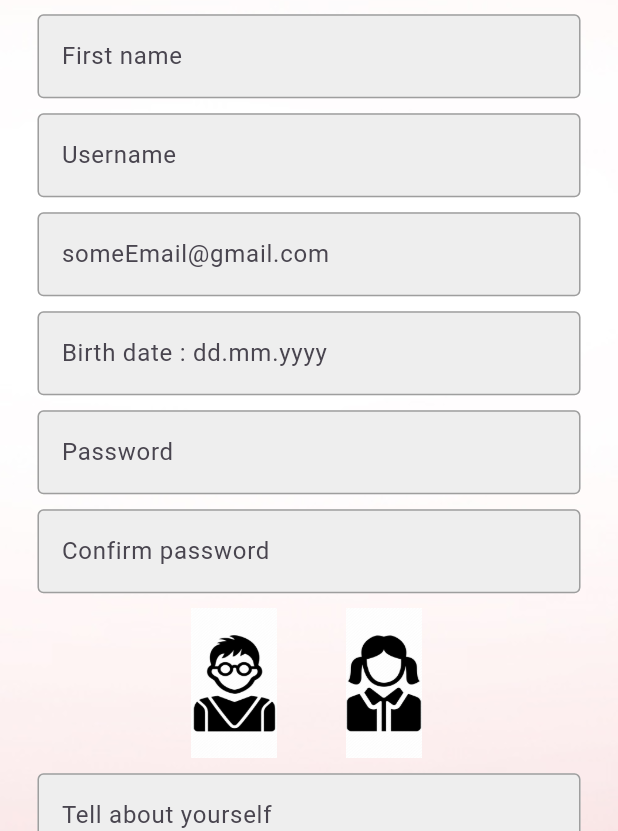
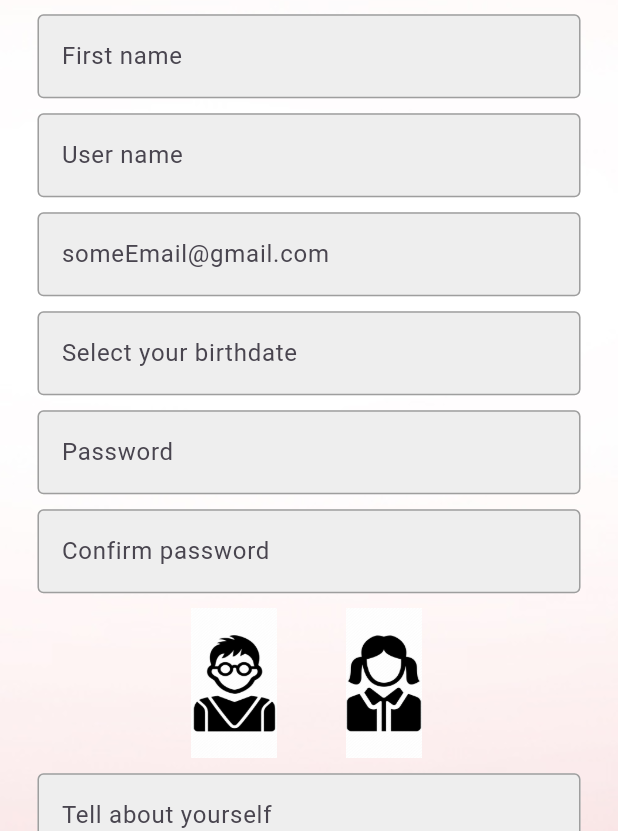
Before and after one commit to eleborrr/BeaverTinder, a Flutter app: the RegisterPage screen opened directly, on a phone screen of 412 x 824 dp, the part 405-1236 px from its top. Run offline on Flutter 3.47's test engine with Material 3 defaults, Android fonts, the light colour scheme and no system bars; drawn by our look-alikes of datetime_picker_formfield; our stand-ins replace flutter_bloc, get_it, graphql_flutter.

Commit message:
register page add component to choose birthdate

```diff
--- a/mobile/lib/pages/register_page.dart
+++ b/mobile/lib/pages/register_page.dart
@@ -1,32 +1,58 @@
+import 'package:datetime_picker_formfield/datetime_picker_formfield.dart';
 import 'package:flutter/material.dart';
 import 'package:mobile/dto/register/register_request_dto.dart';
 import 'package:mobile/main.dart';
 import 'package:mobile/services/auth_service.dart';
+import 'package:flutter/material.dart';
+import 'package:intl/intl.dart';
 
 import '../Components/shared/beaver_button.dart';
 import '../Components/shared/beaver_textfield.dart';
 
-class RegisterPage extends StatelessWidget {
+class RegisterPage extends StatefulWidget {
+  RegisterPage({super.key});
+
+  @override
+  State<RegisterPage> createState() => _RegisterPageState();
+}
+
+class _RegisterPageState extends State<RegisterPage> {
   final AuthServiceBase _authService = getit<AuthServiceBase>();
 
+  final format = DateFormat("dd-MM-yyyy");
+
   final lastnameController = TextEditingController();
+
   final firstnameController = TextEditingController();
+
   final usernameController = TextEditingController();
+
   final emailController = TextEditingController();
-  final birthdateController = TextEditingController();
+
+  DateTime? birthdate;
+
   final passwordController = TextEditingController();
+
   final cPasswordController = TextEditingController();
+
   final genderController = TextEditingController();
+
   final aboutController = TextEditingController();
+
   final geolocationController = TextEditingController();
+
   var selectedGender = "Male";
 
   void registerUser(BuildContext context) async {
+
+
+    if(birthdate == null)
+      return;
+    print(DateFormat("dd.MM.yyyy").format(birthdate!));
     final String lastname = lastnameController.text;
     final String firstname = firstnameController.text;
     final String username = usernameController.text;
     final String email = emailController.text;
-    final String birthdate = birthdateController.text;
     final String password = passwordController.text;
     final String cPassword = cPasswordController.text;
     final String about = aboutController.text;
@@ -40,7 +66,7 @@ class RegisterPage extends StatelessWidget {
         email,
         password,
         cPassword,
-        birthdate,
+        DateFormat("dd.MM.yyyy").format(birthdate!),
         latitude,
         longitude,
         selectedGender,
@@ -59,15 +85,18 @@ class RegisterPage extends StatelessWidget {
       }
   }
 
-
-
   goToSignIn(BuildContext context) {
     Navigator.pushReplacementNamed(
         context, '/login'
     );
   }
 
-  RegisterPage({super.key});
+  changeDate(DateTime? date) {
+    if (date == null) {
+      return;
+    }
+    birthdate = date;
+  }
 
   @override
   Widget build(BuildContext context) {
@@ -103,7 +132,7 @@ class RegisterPage extends StatelessWidget {
 
                   BeaverTextField(
                     controller: usernameController,
-                    hintText: "Username",
+                    hintText: "User name",
                     obscureText: false,
                   ),
 
@@ -117,13 +146,39 @@ class RegisterPage extends StatelessWidget {
 
                   const SizedBox(height: 10.0),
 
-                  BeaverTextField(
-                    controller: birthdateController,
-                    hintText: "Birth date : dd.mm.yyyy",
-                    obscureText: false,
-                  ),
+                  Column(children: <Widget>[
+                    Padding(
+                      padding: const EdgeInsets.symmetric(horizontal: 25.0),
+                      child: DateTimeField(
+                        format: format,
+                        decoration: InputDecoration(
+                          hintText: 'Select your birthdate',
+                          enabledBorder: const OutlineInputBorder(
+                            borderSide: BorderSide(color: Colors.grey),
+                          ),
+                          focusedBorder: OutlineInputBorder(
+                            borderSide: BorderSide(color: Colors.grey.shade400),
+                          ),
+                          fillColor: Colors.grey.shade200,
+                          filled: true,
+                        ),
+                        onShowPicker: (context, currentValue) async {
+                          final selectedDate = await showDatePicker(
+                            context: context,
+                            firstDate: DateTime(1900),
+                            initialDate: currentValue ?? DateTime(2000),
+                            lastDate: DateTime.now(),
+                          );
 
-                  const SizedBox(height: 10.0),
+                          changeDate(selectedDate);
+
+                          return selectedDate;
+                        },
+                        onSaved: (date) => changeDate(date),
+                      ),
+                    ),
+                  ]),
+              const SizedBox(height: 10.0),
 
                   BeaverTextField(
                       controller: passwordController,
@@ -199,6 +254,4 @@ class RegisterPage extends StatelessWidget {
 
     );
   }
-
-
 }
--- a/mobile/pubspec.yaml
+++ b/mobile/pubspec.yaml
@@ -34,6 +34,7 @@ dependencies:
   graphql_flutter: ^5.0.0
   flutter_bloc: ^8.1.0
   get_it: ^7.7.0
+  datetime_picker_formfield: ^2.0.1
 
 
 
```
Also changed, not shown: mobile/pubspec.lock.
